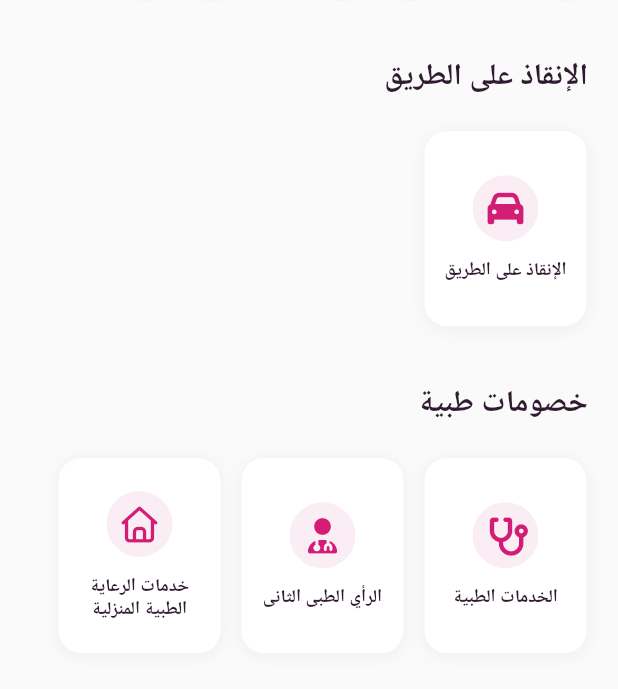
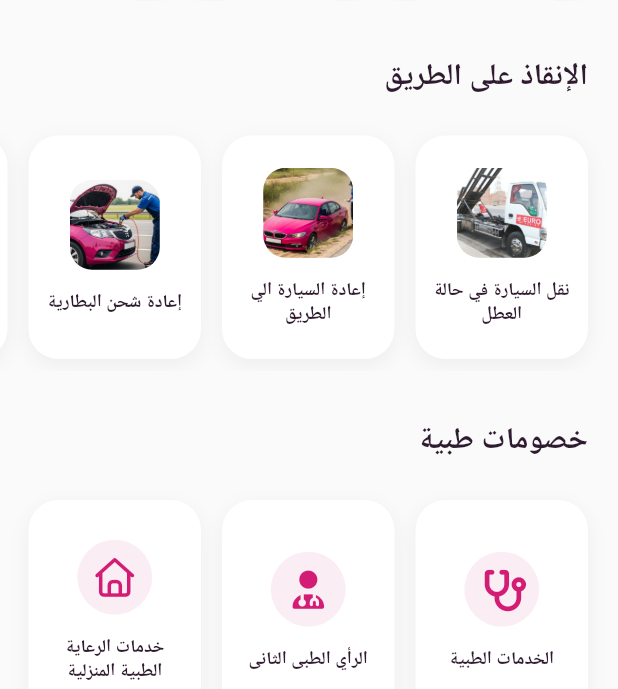
Before and after one commit to Sobhy-Abdelhakam/the_pink_club2, a Flutter app: the HomeScreen screen opened directly, on a phone screen of 412 x 824 dp, the part 547-1236 px from its top. Run offline on Flutter 3.47's test engine with Material 3 defaults, Android fonts, the light colour scheme and no system bars; our stand-ins replace cached_network_image, dartz, equatable, flutter_bloc, flutter_screenutil, flutter_secure_storage and 6 more; accounts and stored records are empty; network calls fail.

Commit message:
add image to road side services

```diff
--- a/lib/core/utils/service_generator.dart
+++ b/lib/core/utils/service_generator.dart
@@ -9,10 +9,64 @@ Map<String, List<Map<String, dynamic>>> generateCategorizedServices(AppLocalizat
     // 1. Roadside Assistance (from old "car")
     'roadsideAssistance': [
       _serviceEntry(
-        title: loc.carServices,
+        title: loc.carTowing,
+        icon: 'directions-car', // Fallback
+        image: 'assets/images/roadsideAssistance/Car_towing_in_case_of_breakdown.jpg',
+        route: '/car_services',
+      ),
+      _serviceEntry(
+        title: loc.carReturning,
         icon: 'directions-car',
+        image: 'assets/images/roadsideAssistance/Returning_the_car_to_the_road.png',
         route: '/car_services',
-        subtitle: loc.emergencySupportDesc,
+      ),
+      _serviceEntry(
+        title: loc.batteryRecharge,
+        icon: 'battery-three-quarters',
+        image: 'assets/images/roadsideAssistance/Battery_recharge.png',
+        route: '/car_services',
+      ),
+      _serviceEntry(
+        title: loc.tireChange,
+        icon: 'tire',
+        image: 'assets/images/roadsideAssistance/tire_replacement.png',
+        route: '/car_services',
+      ),
+      _serviceEntry(
+        title: loc.urgentMessages,
+        icon: 'comments',
+        image: 'assets/images/roadsideAssistance/Reporting_urgent_messages.png',
+        route: '/car_services',
+      ),
+      _serviceEntry(
+        title: loc.providingInfo,
+        icon: 'circle-info', // Assume circle-info exists or fallback
+        image: 'assets/images/roadsideAssistance/Providing_information.png',
+        route: '/car_services',
+      ),
+      _serviceEntry(
+        title: loc.carMaintenance,
+        icon: 'screwdriverWrench',
+        image: 'assets/images/roadsideAssistance/Car_maintenance_arrangements_under_the_house.png',
+        route: '/car_services',
+      ),
+      _serviceEntry(
+        title: loc.replacementCar,
+        icon: 'car-side',
+        image: 'assets/images/roadsideAssistance/Assistance_in_providing_a_replacement_vehicle.png',
+        route: '/car_services',
+      ),
+      _serviceEntry(
+        title: loc.ambulanceArrangements,
+        icon: 'truck-medical', // Assume exists
+        image: 'assets/images/roadsideAssistance/Ambulance_arrangements.png',
+        route: '/car_services',
+      ),
+      _serviceEntry(
+        title: loc.fuelDelivery,
+        icon: 'local-gas-station',
+        image: 'assets/images/roadsideAssistance/Fuel_delivery.png',
+        route: '/car_services',
       ),
     ],
 
@@ -111,8 +165,15 @@ Map<String, List<Map<String, dynamic>>> generateCategorizedServices(AppLocalizat
 //   };
 // }
 
-Map<String, dynamic> _serviceEntry({required String title, required String icon, required String route, String? subtitle, String? category}) {
-  return {'title': title, 'icon': icon, 'route': route, if (subtitle != null) 'subtitle': subtitle, if (category != null) 'category': category};
+Map<String, dynamic> _serviceEntry({required String title, required String icon, required String route, String? subtitle, String? category, String? image}) {
+  return {
+    'title': title,
+    'icon': icon,
+    'route': route,
+    if (subtitle != null) 'subtitle': subtitle,
+    if (category != null) 'category': category,
+    if (image != null) 'image': image,
+  };
 }
 
 // Helpers used by widgets
@@ -139,6 +200,6 @@ IconData iconFromString(String name) {
     case 'user-tie':
       return FontAwesomeIcons.userTie;
     default:
-      return FontAwesomeIcons.questionCircle;
+      return FontAwesomeIcons.circleQuestion;
   }
 }
--- a/lib/features/home/presentation/widgets/category_section.dart
+++ b/lib/features/home/presentation/widgets/category_section.dart
@@ -3,7 +3,6 @@ import 'package:flutter/material.dart';
 import '../../../../core/utils/color.dart';
 
 import '../../../services/presentation/widgets/service_card.dart'; // Keep for IconHelper if static
-
 
 class CategorySection extends StatelessWidget {
   final String title;
@@ -61,18 +60,22 @@ class _ServicesGrid extends StatelessWidget {
   @override
   Widget build(BuildContext context) {
     return SizedBox(
-      height: 140, // Reduced height for compact look
+      height: 165, // Increased height for larger cards
       child: ListView.separated(
         shrinkWrap: true,
         itemCount: services.length,
         scrollDirection: Axis.horizontal,
-        padding: const EdgeInsets.symmetric(horizontal: 20, vertical: 4), // Aligned padding
+        padding: const EdgeInsets.symmetric(
+          horizontal: 20,
+          vertical: 8,
+        ), // More vertical padding for shadows
         itemBuilder: (context, index) {
           final serviceData = services[index];
 
-          return _CompactServiceCard(
+          return _ServiceItemCard(
             title: serviceData['title'] as String,
             iconKey: serviceData['icon'] as String,
+            imagePath: serviceData['image'] as String?,
             onTap: () {
               final route = serviceData['route'] as String?;
               if (route != null && route.isNotEmpty) {
@@ -81,21 +84,23 @@ class _ServicesGrid extends StatelessWidget {
             },
           );
         },
-        separatorBuilder: (context, index) => const SizedBox(width: 12),
+        separatorBuilder: (context, index) => const SizedBox(width: 14),
       ),
     );
   }
 }
 
-class _CompactServiceCard extends StatelessWidget {
+class _ServiceItemCard extends StatelessWidget {
   final String title;
   final String iconKey;
+  final String? imagePath;
   final VoidCallback onTap;
 
-  const _CompactServiceCard({
+  const _ServiceItemCard({
     Key? key,
     required this.title,
     required this.iconKey,
+    this.imagePath,
     required this.onTap,
   }) : super(key: key);
 
@@ -104,36 +109,62 @@ class _CompactServiceCard extends StatelessWidget {
     return GestureDetector(
       onTap: onTap,
       child: Container(
-        width: 110, // Compact width
+        width: 115, // Slightly wider
         decoration: BoxDecoration(
           color: Colors.white,
-          borderRadius: BorderRadius.circular(16),
+          borderRadius: BorderRadius.circular(20), // Softer corners
           boxShadow: [
             BoxShadow(
-              color: Colors.black.withValues(alpha: 0.04),
-              blurRadius: 8,
-              offset: const Offset(0, 2),
+              color: Colors.black.withValues(alpha: 0.05),
+              blurRadius: 10,
+              offset: const Offset(0, 4),
             ),
           ],
-          border: Border.all(color: Colors.grey.shade100),
+          // Removed border for cleaner "professional" look, reliant on shadow elevation
         ),
-        padding: const EdgeInsets.all(12),
+        padding: const EdgeInsets.symmetric(horizontal: 10, vertical: 12),
         child: Column(
           mainAxisAlignment: MainAxisAlignment.center,
           children: [
+            if (imagePath != null)
               Container(
-              padding: const EdgeInsets.all(10),
+                height: 60, // Larger image
+                width: 60,
+                alignment: Alignment.center,
+                decoration: BoxDecoration(
+                  borderRadius: BorderRadius.circular(15),
+                  // Optional: nice subtle background for Transparent PNGs
+                  color: AppColors.primary.withValues(alpha: 0.03),
+                ),
+                child: ClipRRect(
+                  borderRadius: BorderRadius.circular(15),
+                  child: Image.asset(
+                    imagePath!,
+                    fit: BoxFit.cover,
+                    width: 60,
+                    height: 60,
+                    errorBuilder:
+                        (context, error, stackTrace) => Icon(
+                          Icons.broken_image,
+                          color: Colors.grey.shade300,
+                        ),
+                  ),
+                ),
+              )
+            else
+              Container(
+                padding: const EdgeInsets.all(12),
                 decoration: BoxDecoration(
                   color: AppColors.primary.withValues(alpha: 0.08),
                   shape: BoxShape.circle,
                 ),
                 child: IconHelper.getIcon(
                   iconKey,
-                size: 24, // Smaller icon
+                  size: 26,
                   color: AppColors.primary,
                 ),
               ),
-            const SizedBox(height: 12),
+            const SizedBox(height: 14),
             Text(
               title,
               textAlign: TextAlign.center,
@@ -143,7 +174,8 @@ class _CompactServiceCard extends StatelessWidget {
                 fontSize: 12,
                 fontWeight: FontWeight.w600,
                 color: AppColors.textPrimary,
-                height: 1.2,
+                height: 1.3,
+                letterSpacing: -0.2,
               ),
             ),
           ],
--- a/lib/l10n/app_ar.arb
+++ b/lib/l10n/app_ar.arb
@@ -220,5 +220,15 @@
   "fashion": "الموضة",
   "restaurants": "المطاعم",
   "categories": "التصنيفات",
-  "searchServices": "البحث عن الخدمات..."
+  "searchServices": "البحث عن الخدمات...",
+  "carTowing": "نقل السيارة في حالة العطل",
+  "carReturning": "إعادة السيارة الي الطريق",
+  "batteryRecharge": "إعادة شحن البطارية",
+  "tireChange": "تبديل الإطار",
+  "urgentMessages": "إبلاغ الرسائل العاجلة",
+  "providingInfo": "توفير المعلومات",
+  "carMaintenance": "ترتيب صيانة السيارة تحت المنزل",
+  "replacementCar": "المساعدة في توفير سيارة بديلة",
+  "ambulanceArrangements": "ترتيبات الإسعاف",
+  "fuelDelivery": "توصيل الوقود"
 }
--- a/lib/l10n/app_localizations.dart
+++ b/lib/l10n/app_localizations.dart
@@ -1306,6 +1306,66 @@ abstract class AppLocalizations {
   /// In en, this message translates to:
   /// **'Search services...'**
   String get searchServices;
+
+  /// No description provided for @carTowing.
+  ///
+  /// In en, this message translates to:
+  /// **'Car Towing'**
+  String get carTowing;
+
+  /// No description provided for @carReturning.
+  ///
+  /// In en, this message translates to:
+  /// **'Returning Car to Road'**
+  String get carReturning;
+
+  /// No description provided for @batteryRecharge.
+  ///
+  /// In en, this message translates to:
+  /// **'Battery Recharge'**
+  String get batteryRecharge;
+
+  /// No description provided for @tireChange.
+  ///
+  /// In en, this message translates to:
+  /// **'Tire Replacement'**
+  String get tireChange;
+
+  /// No description provided for @urgentMessages.
+  ///
+  /// In en, this message translates to:
+  /// **'Urgent Messages'**
+  String get urgentMessages;
+
+  /// No description provided for @providingInfo.
+  ///
+  /// In en, this message translates to:
+  /// **'Providing Information'**
+  String get providingInfo;
+
+  /// No description provided for @carMaintenance.
+  ///
+  /// In en, this message translates to:
+  /// **'Home Car Maintenance'**
+  String get carMaintenance;
+
+  /// No description provided for @replacementCar.
+  ///
+  /// In en, this message translates to:
+  /// **'Replacement Car Assistance'**
+  String get replacementCar;
+
+  /// No description provided for @ambulanceArrangements.
+  ///
+  /// In en, this message translates to:
+  /// **'Ambulance Arrangements'**
+  String get ambulanceArrangements;
+
+  /// No description provided for @fuelDelivery.
+  ///
+  /// In en, this message translates to:
+  /// **'Fuel Delivery'**
+  String get fuelDelivery;
 }
 
 class _AppLocalizationsDelegate extends LocalizationsDelegate<AppLocalizations> {
--- a/lib/l10n/app_localizations_ar.dart
+++ b/lib/l10n/app_localizations_ar.dart
@@ -613,4 +613,34 @@ class AppLocalizationsAr extends AppLocalizations {
 
   @override
   String get searchServices => 'البحث عن الخدمات...';
+
+  @override
+  String get carTowing => 'نقل السيارة في حالة العطل';
+
+  @override
+  String get carReturning => 'إعادة السيارة الي الطريق';
+
+  @override
+  String get batteryRecharge => 'إعادة شحن البطارية';
+
+  @override
+  String get tireChange => 'تبديل الإطار';
+
+  @override
+  String get urgentMessages => 'إبلاغ الرسائل العاجلة';
+
+  @override
+  String get providingInfo => 'توفير المعلومات';
+
+  @override
+  String get carMaintenance => 'ترتيب صيانة السيارة تحت المنزل';
+
+  @override
+  String get replacementCar => 'المساعدة في توفير سيارة بديلة';
+
+  @override
+  String get ambulanceArrangements => 'ترتيبات الإسعاف';
+
+  @override
+  String get fuelDelivery => 'توصيل الوقود';
 }
--- a/pubspec.yaml
+++ b/pubspec.yaml
@@ -80,6 +80,7 @@ flutter:
 
   # To add assets to your application, add an assets section, like this:
   assets:
+    - assets/images/roadsideAssistance/
     - assets/images/clinic.jpg
     - assets/images/hospital.jpg
     - assets/images/logo.jpg
```
Also changed, not shown: lib/l10n/app_en.arb (+11 -1 lines), lib/l10n/app_localizations_en.dart (+30 -0 lines), assets/images/roadsideAssistance/Ambulance_arrangements.png (added), assets/images/roadsideAssistance/Assistance_in_providing_a_replacement_vehicle.png (added), assets/images/roadsideAssistance/Battery_recharge.png (added), assets/images/roadsideAssistance/Car_maintenance_arrangements_under_the_house.png (added), assets/images/roadsideAssistance/Car_towing_in_case_of_breakdown.jpg (added), assets/images/roadsideAssistance/Fuel_delivery.png (added), assets/images/roadsideAssistance/Providing_information.png (added), assets/images/roadsideAssistance/Reporting_urgent_messages.png (added), assets/images/roadsideAssistance/Returning_the_car_to_the_road.png (added), assets/images/roadsideAssistance/tire_replacement.png (added). Lines whose indentation alone changed are shown as unchanged.
